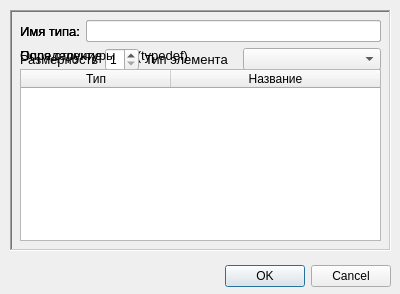
Old version of the form RC/qdatatypeeditor.ui in the repository graf-abolmasov/PGraph.
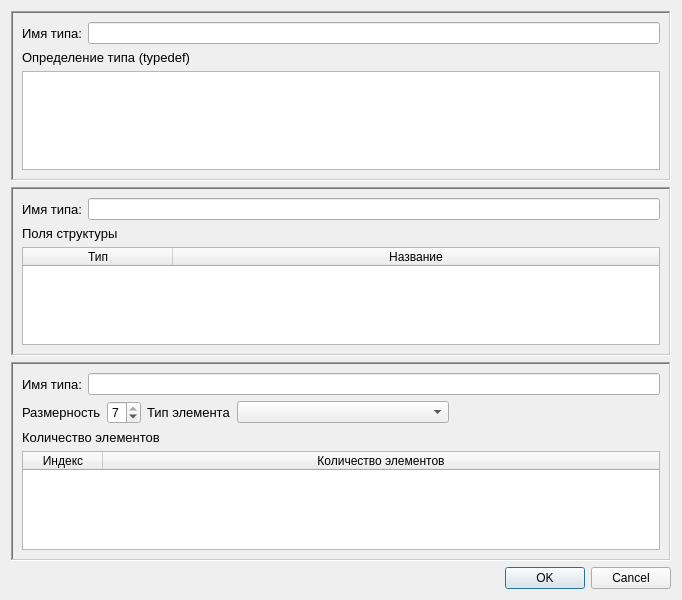
New version of the form. Icons and pictures are not drawn.

Commit message:
! Важное изменение алгоритма создания актора на основе базового модуля. ! Изменена структура БД: добавлено поле nev в таблицу databaz. Добавлены скрипты автоматического заполнения БД. ! Отредактированы все формы с использованием layouts везде, где необходимо.
* Исправлена ошибка при создании редактора массива.

The edit to the form file:
```diff
--- a/RC/qdatatypeeditor.ui
+++ b/RC/qdatatypeeditor.ui
@@ -6,20 +6,20 @@
    <rect>
     <x>0</x>
     <y>0</y>
-    <width>400</width>
-    <height>294</height>
+    <width>682</width>
+    <height>600</height>
    </rect>
   </property>
   <property name="minimumSize">
    <size>
     <width>400</width>
-    <height>294</height>
+    <height>300</height>
    </size>
   </property>
   <property name="maximumSize">
    <size>
-    <width>400</width>
-    <height>294</height>
+    <width>800</width>
+    <height>600</height>
    </size>
   </property>
   <property name="windowTitle">
@@ -29,47 +29,16 @@
    <iconset resource="resources.qrc">
     <normaloff>:/images/G.png</normaloff>:/images/G.png</iconset>
   </property>
-  <widget class="QDialogButtonBox" name="buttonBox">
-   <property name="geometry">
-    <rect>
-     <x>50</x>
-     <y>260</y>
-     <width>341</width>
-     <height>32</height>
-    </rect>
-   </property>
-   <property name="orientation">
-    <enum>Qt::Horizontal</enum>
-   </property>
-   <property name="standardButtons">
-    <set>QDialogButtonBox::Cancel|QDialogButtonBox::Ok</set>
-   </property>
-  </widget>
+  <layout class="QVBoxLayout" name="verticalLayout_4">
+   <item>
   <widget class="QFrame" name="SimpleType">
-   <property name="geometry">
-    <rect>
-     <x>10</x>
-     <y>10</y>
-     <width>381</width>
-     <height>241</height>
-    </rect>
-   </property>
    <property name="frameShape">
     <enum>QFrame::WinPanel</enum>
    </property>
    <property name="frameShadow">
     <enum>QFrame::Sunken</enum>
    </property>
-   <widget class="QWidget" name="layoutWidget">
-    <property name="geometry">
-     <rect>
-      <x>10</x>
-      <y>10</y>
-      <width>361</width>
-      <height>221</height>
-     </rect>
-    </property>
-    <layout class="QVBoxLayout" name="verticalLayout_3">
+     <layout class="QVBoxLayout" name="verticalLayout">
      <item>
       <layout class="QHBoxLayout" name="horizontalLayout_6">
        <item>
@@ -129,35 +98,92 @@
      </item>
     </layout>
    </widget>
-  </widget>
+   </item>
+   <item>
+    <widget class="QFrame" name="StructType">
+     <property name="frameShape">
+      <enum>QFrame::WinPanel</enum>
+     </property>
+     <property name="frameShadow">
+      <enum>QFrame::Sunken</enum>
+     </property>
+     <layout class="QVBoxLayout" name="verticalLayout_2">
+      <item>
+       <layout class="QHBoxLayout" name="horizontalLayout_5">
+        <item>
+         <widget class="QLabel" name="structTypeNameLbl">
+          <property name="font">
+           <font>
+            <pointsize>10</pointsize>
+           </font>
+          </property>
+          <property name="text">
+           <string>Имя типа:</string>
+          </property>
+          <property name="buddy">
+           <cstring>simpTypeNameEdt</cstring>
+          </property>
+         </widget>
+        </item>
+        <item>
+         <widget class="QLineEdit" name="structTypeNameEdt">
+          <property name="focusPolicy">
+           <enum>Qt::StrongFocus</enum>
+          </property>
+          <property name="readOnly">
+           <bool>false</bool>
+          </property>
+         </widget>
+        </item>
+       </layout>
+      </item>
+      <item>
+       <widget class="QLabel" name="structFieldLbl">
+        <property name="font">
+         <font>
+          <pointsize>10</pointsize>
+         </font>
+        </property>
+        <property name="text">
+         <string>Поля структуры</string>
+        </property>
+       </widget>
+      </item>
+      <item>
+       <widget class="QTableWidget" name="structFieldsTable">
+        <attribute name="horizontalHeaderDefaultSectionSize">
+         <number>150</number>
+        </attribute>
+        <attribute name="horizontalHeaderStretchLastSection">
+         <bool>true</bool>
+        </attribute>
+        <attribute name="verticalHeaderDefaultSectionSize">
+         <number>22</number>
+        </attribute>
+        <column>
+         <property name="text">
+          <string>Тип</string>
+         </property>
+        </column>
+        <column>
+         <property name="text">
+          <string>Название</string>
+         </property>
+        </column>
+       </widget>
+      </item>
+     </layout>
+    </widget>
+   </item>
+   <item>
   <widget class="QFrame" name="ArrType">
-   <property name="geometry">
-    <rect>
-     <x>10</x>
-     <y>10</y>
-     <width>381</width>
-     <height>241</height>
-    </rect>
-   </property>
    <property name="frameShape">
     <enum>QFrame::WinPanel</enum>
    </property>
    <property name="frameShadow">
     <enum>QFrame::Sunken</enum>
    </property>
-   <widget class="QWidget" name="layoutWidget">
-    <property name="geometry">
-     <rect>
-      <x>10</x>
-      <y>10</y>
-      <width>361</width>
-      <height>221</height>
-     </rect>
-    </property>
-    <layout class="QVBoxLayout" name="verticalLayout">
-     <property name="sizeConstraint">
-      <enum>QLayout::SetMaximumSize</enum>
-     </property>
+     <layout class="QVBoxLayout" name="verticalLayout_3">
      <item>
       <layout class="QHBoxLayout" name="horizontalLayout">
        <item>
@@ -188,8 +214,6 @@
       </layout>
      </item>
      <item>
-      <layout class="QHBoxLayout" name="horizontalLayout_4" stretch="30,70">
-       <item>
         <layout class="QHBoxLayout" name="horizontalLayout_2">
          <item>
           <widget class="QLabel" name="arrDimensionLbl">
@@ -211,12 +235,11 @@
            <property name="maximum">
             <number>7</number>
            </property>
-          </widget>
-         </item>
-        </layout>
-       </item>
-       <item>
-        <layout class="QHBoxLayout" name="horizontalLayout_3" stretch="40,60">
+          <property name="value">
+           <number>7</number>
+          </property>
+         </widget>
+        </item>
          <item>
           <widget class="QLabel" name="arrItemTypeLbl">
            <property name="font">
@@ -233,9 +256,27 @@
           </widget>
          </item>
          <item>
-          <widget class="QComboBox" name="arrItemTypeCmbBox"/>
-         </item>
-        </layout>
+         <widget class="QComboBox" name="arrItemTypeCmbBox">
+          <property name="sizePolicy">
+           <sizepolicy hsizetype="Expanding" vsizetype="Fixed">
+            <horstretch>0</horstretch>
+            <verstretch>0</verstretch>
+           </sizepolicy>
+          </property>
+         </widget>
+        </item>
+        <item>
+         <spacer name="horizontalSpacer">
+          <property name="orientation">
+           <enum>Qt::Horizontal</enum>
+          </property>
+          <property name="sizeHint" stdset="0">
+           <size>
+            <width>40</width>
+            <height>20</height>
+           </size>
+          </property>
+         </spacer>
        </item>
       </layout>
      </item>
@@ -279,102 +320,18 @@
      </item>
     </layout>
    </widget>
-  </widget>
-  <widget class="QFrame" name="StructType">
-   <property name="geometry">
-    <rect>
-     <x>10</x>
-     <y>10</y>
-     <width>381</width>
-     <height>241</height>
-    </rect>
-   </property>
-   <property name="frameShape">
-    <enum>QFrame::WinPanel</enum>
-   </property>
-   <property name="frameShadow">
-    <enum>QFrame::Sunken</enum>
-   </property>
-   <widget class="QWidget" name="layoutWidget">
-    <property name="geometry">
-     <rect>
-      <x>10</x>
-      <y>10</y>
-      <width>361</width>
-      <height>221</height>
-     </rect>
-    </property>
-    <layout class="QVBoxLayout" name="verticalLayout_2">
-     <property name="sizeConstraint">
-      <enum>QLayout::SetMaximumSize</enum>
-     </property>
-     <item>
-      <layout class="QHBoxLayout" name="horizontalLayout_5">
-       <item>
-        <widget class="QLabel" name="structTypeNameLbl">
-         <property name="font">
-          <font>
-           <pointsize>10</pointsize>
-          </font>
-         </property>
-         <property name="text">
-          <string>Имя типа:</string>
-         </property>
-         <property name="buddy">
-          <cstring>simpTypeNameEdt</cstring>
-         </property>
-        </widget>
        </item>
        <item>
-        <widget class="QLineEdit" name="structTypeNameEdt">
-         <property name="focusPolicy">
-          <enum>Qt::StrongFocus</enum>
-         </property>
-         <property name="readOnly">
-          <bool>false</bool>
+    <widget class="QDialogButtonBox" name="buttonBox">
+     <property name="orientation">
+      <enum>Qt::Horizontal</enum>
+     </property>
+     <property name="standardButtons">
+      <set>QDialogButtonBox::Cancel|QDialogButtonBox::Ok</set>
          </property>
         </widget>
        </item>
       </layout>
-     </item>
-     <item>
-      <widget class="QLabel" name="structFieldLbl">
-       <property name="font">
-        <font>
-         <pointsize>10</pointsize>
-        </font>
-       </property>
-       <property name="text">
-        <string>Поля структуры</string>
-       </property>
-      </widget>
-     </item>
-     <item>
-      <widget class="QTableWidget" name="structFieldsTable">
-       <attribute name="horizontalHeaderDefaultSectionSize">
-        <number>150</number>
-       </attribute>
-       <attribute name="horizontalHeaderStretchLastSection">
-        <bool>true</bool>
-       </attribute>
-       <attribute name="verticalHeaderDefaultSectionSize">
-        <number>22</number>
-       </attribute>
-       <column>
-        <property name="text">
-         <string>Тип</string>
-        </property>
-       </column>
-       <column>
-        <property name="text">
-         <string>Название</string>
-        </property>
-       </column>
-      </widget>
-     </item>
-    </layout>
-   </widget>
-  </widget>
  </widget>
  <tabstops>
   <tabstop>simpTypeNameEdt</tabstop>
```
Left out of the diff: 2 changed lines with no effect on the pictures. Lines whose indentation alone changed are shown as unchanged. The commit also changes 21 other files.
